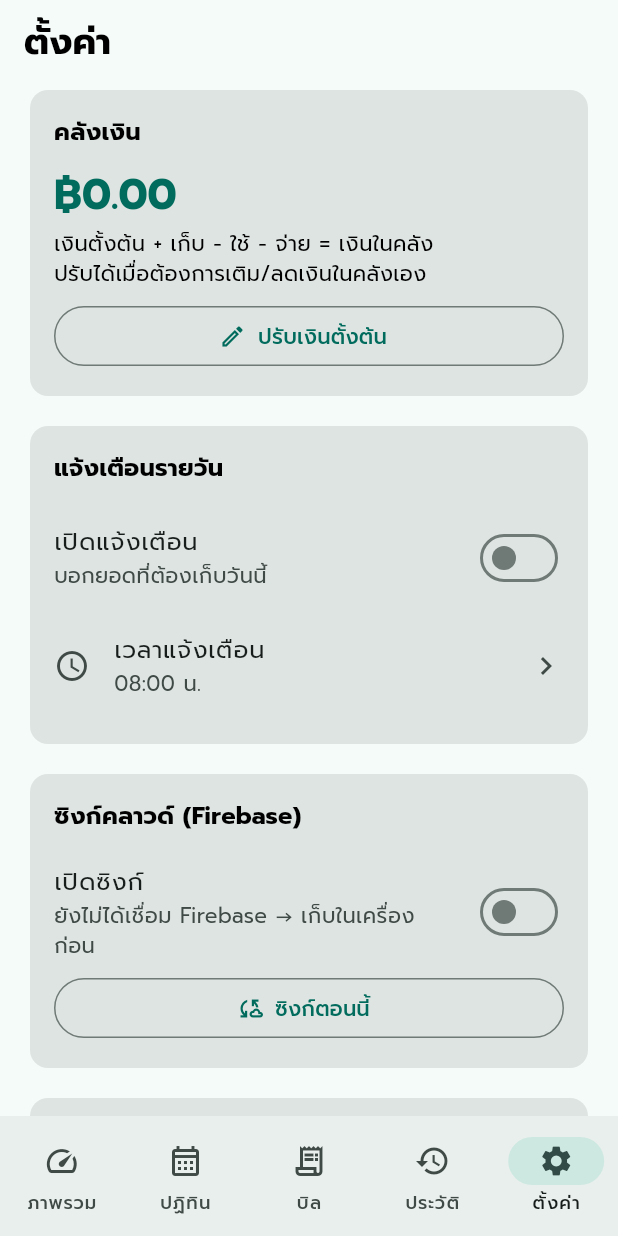
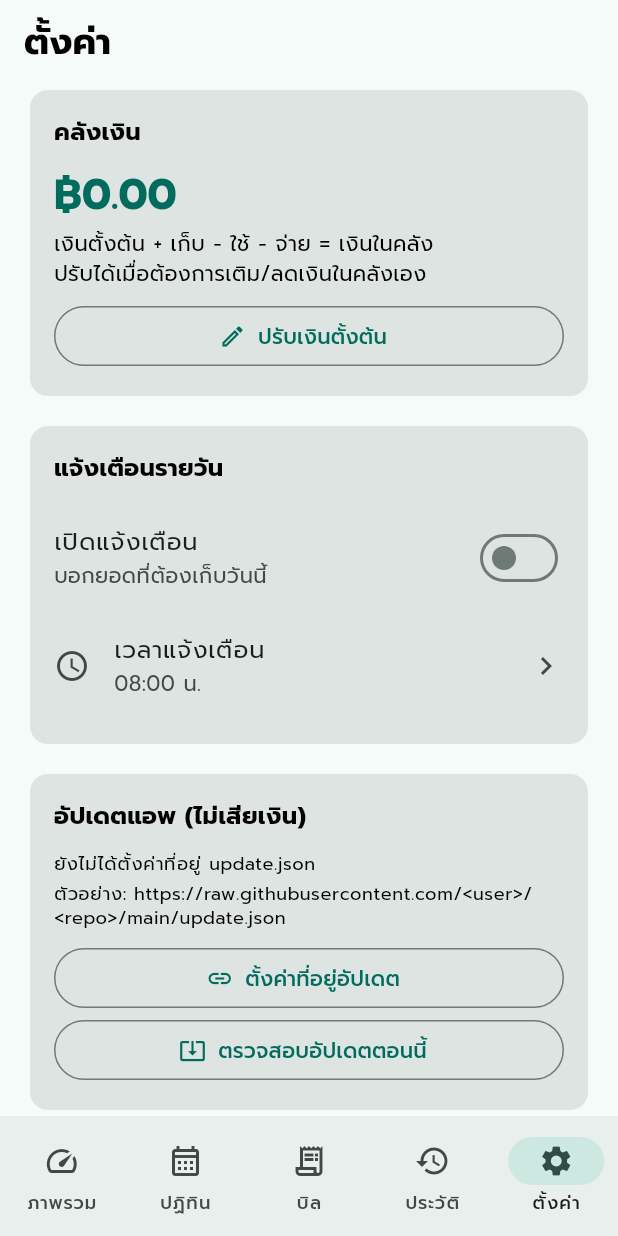
Before and after one commit to NitiphonC/billander, a Flutter app: the screen it shows after launch, item 5 of the bottom bar chosen, after a tap on "เปิดแจ้งเตือน", on a phone screen of 412 x 824 dp. Run offline on Flutter 3.47's test engine with Material 3 defaults, Android fonts, the phone set to English and light mode, and no system bars; our stand-ins replace flutter_local_notifications, package_info_plus, shared_preferences, sqflite, timezone; accounts and stored records are empty.

Commit message:
security: remove Firebase/analytics, enforce HTTPS updates, add privacy policy

```diff
--- a/lib/app.dart
+++ b/lib/app.dart
@@ -1,13 +1,9 @@
 import 'package:flutter/material.dart';
 
-import 'services/sync_service.dart';
 import 'ui/home_shell.dart';
 
 class BillandarApp extends StatelessWidget {
-  const BillandarApp({super.key, this.sync});
-
-  /// ส่ง FirebaseSyncService เข้ามาได้เมื่อพร้อมซิงก์คลาวด์
-  final SyncService? sync;
+  const BillandarApp({super.key});
 
   @override
   Widget build(BuildContext context) {
@@ -26,7 +22,7 @@ class BillandarApp extends StatelessWidget {
               fontFamilyFallback: const ['NotoSansThai', 'sans-serif'],
             ),
       ),
-      home: HomeShell(sync: sync),
+      home: const HomeShell(),
     );
   }
 }
--- a/lib/services/sync_service.dart
+++ /dev/null
@@ -1,48 +0,0 @@
-import '../models/bill.dart';
-import '../models/ledger_entry.dart';
-
-class SyncSnapshot {
-  final List<Bill> bills;
-  final List<LedgerEntry> entries;
-  final Map<String, String> settings;
-
-  const SyncSnapshot({
-    required this.bills,
-    required this.entries,
-    required this.settings,
-  });
-}
-
-abstract class SyncService {
-  bool get isConfigured;
-  Future<void> initialize();
-  Future<void> signIn();
-  Future<void> push({
-    required List<Bill> bills,
-    required List<LedgerEntry> entries,
-    required Map<String, String> settings,
-  });
-  Future<SyncSnapshot?> pull();
-}
-
-/// ค่าเริ่มต้น: เก็บในเครื่องก่อน ยังไม่ต่อ Firebase
-class NoopSyncService implements SyncService {
-  @override
-  bool get isConfigured => false;
-
-  @override
-  Future<void> initialize() async {}
-
-  @override
-  Future<void> signIn() async {}
-
-  @override
-  Future<void> push({
-    required List<Bill> bills,
-    required List<LedgerEntry> entries,
-    required Map<String, String> settings,
-  }) async {}
-
-  @override
-  Future<SyncSnapshot?> pull() async => null;
-}
--- a/lib/services/update_service.dart
+++ b/lib/services/update_service.dart
@@ -27,8 +27,8 @@ class UpdateService {
     final trimmed = url.trim();
     if (trimmed.isEmpty) return null;
     final uri = Uri.tryParse(trimmed);
-    if (uri == null || !uri.hasScheme ||
-        (uri.scheme != 'http' && uri.scheme != 'https')) {
+    // ความปลอดภัย: รับเฉพาะ HTTPS เพื่อไม่ให้ manifest ถูกดักฟัง/ปลอมแปลง
+    if (uri == null || uri.scheme != 'https' || uri.host.isEmpty) {
       return null;
     }
 
@@ -45,6 +45,13 @@ class UpdateService {
 
     final apkUrl = (decoded['apkUrl'] ?? '').toString();
     if (apkUrl.isEmpty) return null;
+    // อนุญาตเฉพาะลิงก์ HTTPS บน github.com (แหล่งที่ผู้ใช้ตั้งค่าเอง)
+    final apkUri = Uri.tryParse(apkUrl);
+    if (apkUri == null ||
+        apkUri.scheme != 'https' ||
+        !(apkUri.host == 'github.com' || apkUri.host.endsWith('.github.com'))) {
+      return null;
+    }
 
     return UpdateInfo(
       versionCode: remoteCode,
@@ -58,7 +65,11 @@ class UpdateService {
   /// (ไม่ต้องขอสิทธิ์ REQUEST_INSTALL_PACKAGES ในแอพ)
   Future<bool> openDownload(String apkUrl) async {
     final uri = Uri.tryParse(apkUrl);
-    if (uri == null) return false;
+    if (uri == null ||
+        uri.scheme != 'https' ||
+        !(uri.host == 'github.com' || uri.host.endsWith('.github.com'))) {
+      return false;
+    }
     return launchUrl(uri, mode: LaunchMode.externalApplication);
   }
 }
--- a/lib/state/app_state.dart
+++ b/lib/state/app_state.dart
@@ -13,7 +13,6 @@ import '../data/storage.dart';
 import '../models/bill.dart';
 import '../models/ledger_entry.dart';
 import '../services/notification_service.dart';
-import '../services/sync_service.dart';
 import '../services/update_service.dart';
 
 String newId() =>
@@ -23,11 +22,8 @@ String newId() =>
 enum PaymentResult { success, insufficient, notFound }
 
 class AppState extends ChangeNotifier {
-  AppState({SyncService? sync, AppStorage? storage})
-      : _sync = sync ?? NoopSyncService(),
-        _db = storage ?? AppStorage.create();
+  AppState({AppStorage? storage}) : _db = storage ?? AppStorage.create();
 
-  final SyncService _sync;
   final AppStorage _db;
   final NotificationService _notifications = NotificationService.instance;
 
@@ -73,19 +69,10 @@ class AppState extends ChangeNotifier {
     );
   }
 
-  bool get syncEnabled => _settings[settingSyncEnabled] == 'true';
-  bool get syncConfigured => _sync.isConfigured;
-  String? get lastSyncAt => _settings[settingLastSync];
   String get updateUrl => _settings[settingUpdateUrl] ?? '';
 
   /// ข้อความ error ที่โชว์ผู้ใช้ได้ (ไม่โชว์ technical exception)
-  String? get userError {
-    if (error == null) return null;
-    if (error!.startsWith('ซิงก์ไม่สำเร็จ')) {
-      return 'ซิงก์ข้อมูลไม่สำเร็จ — ข้อมูลในเครื่องยังปลอดภัย';
-    }
-    return 'เกิดปัญหาเล็กน้อย — ข้อมูลในเครื่องยังปลอดภัย';
-  }
+  String? get userError => error == null ? null : 'เกิดปัญหาเล็กน้อย — ข้อมูลในเครื่องยังปลอดภัย';
 
   Bill? billById(String id) {
     for (final bill in _bills) {
@@ -126,12 +113,10 @@ class AppState extends ChangeNotifier {
     loading = true;
     notifyListeners();
     try {
-      await _sync.initialize();
       await _db.init();
 
       _settings.clear();
       _settings.addAll(await _db.getAllSettings());
-      await _pullFromCloudOnce();
 
       _bills = await _db.getBills();
       _entries = await _db.getEntries();
@@ -438,55 +423,7 @@ class AppState extends ChangeNotifier {
         key == settingReminderMinute) {
       await _refreshNotification();
     }
-    if (key == settingSyncEnabled && syncEnabled) {
-      await syncNow();
-    }
     notifyListeners();
-  }
-
-  Future<void> syncNow() async {
-    if (!syncEnabled || !_sync.isConfigured) return;
-    try {
-      await _sync.signIn();
-      await _sync.push(
-        bills: _bills,
-        entries: _entries,
-        settings: _settings,
-      );
-      await _pullFromCloudOnce();
-      _bills = await _db.getBills();
-      _entries = await _db.getEntries();
-      await _setSettingSilent(
-          settingLastSync, DateTime.now().toIso8601String());
-      error = null;
-    } catch (e) {
-      error = 'ซิงก์ไม่สำเร็จ: $e';
-    }
-    notifyListeners();
-  }
-
-  Future<void> _pullFromCloudOnce() async {
-    if (!syncEnabled || !_sync.isConfigured) return;
-    await _sync.signIn();
-    final snapshot = await _sync.pull();
-    if (snapshot == null) return;
-
-    final localBills = {for (final b in await _db.getBills()) b.id: b};
-    final remoteBills = snapshot.bills.where((remote) {
-      final local = localBills[remote.id];
-      return local == null || remote.updatedAtMs >= local.updatedAtMs;
-    }).toList();
-    await _db.upsertBills(remoteBills);
-
-    final localEntries = {for (final e in await _db.getEntries()) e.id: e};
-    final remoteEntries = snapshot.entries.where((remote) {
-      final local = localEntries[remote.id];
-      return local == null || remote.updatedAtMs >= local.updatedAtMs;
-    }).toList();
-    await _db.upsertEntries(remoteEntries);
-
-    final merged = <String, String>{..._settings, ...snapshot.settings};
-    await _db.setSettings(merged);
   }
 
   Future<void> _setSettingSilent(String key, String value) async {
@@ -513,22 +450,8 @@ class AppState extends ChangeNotifier {
   }
 
   Future<void> _commit() async {
-    await _pushToCloud();
     await _refreshNotification();
     notifyListeners();
-  }
-
-  Future<void> _pushToCloud() async {
-    if (!syncEnabled || !_sync.isConfigured) return;
-    try {
-      await _sync.push(
-        bills: _bills,
-        entries: _entries,
-        settings: _settings,
-      );
-    } catch (_) {
-      // ซิงก์ล้มเหลวไม่ควรบล็อกการใช้งานแบบ local-first
-    }
   }
 
   void _replaceBills(List<Bill> updated) {
--- a/lib/ui/dashboard_screen.dart
+++ b/lib/ui/dashboard_screen.dart
@@ -43,24 +43,19 @@ class DashboardScreen extends StatelessWidget {
                   ),
                 ),
                 IconButton.filledTonal(
-                  tooltip: 'ซิงก์ข้อมูลขึ้นคลาวด์',
+                  tooltip: 'ตรวจสอบอัปเดต',
                   onPressed: () async {
-                    if (!state.syncEnabled || !state.syncConfigured) {
-                      showMessage(
-                        context,
-                        'ยังไม่ได้เปิดซิงก์คลาวด์ — ไปที่แท็บตั้งค่าเพื่อเปิด',
-                      );
-                      return;
-                    }
-                    await state.syncNow();
+                    await state.checkForUpdate(force: true);
                     if (context.mounted) {
                       showMessage(
                         context,
-                        state.error ?? 'ซิงก์ข้อมูลเสร็จแล้ว',
+                        state.availableUpdate == null
+                            ? 'เป็นเวอร์ชันล่าสุดแล้ว'
+                            : 'พบเวอร์ชันใหม่ ${state.availableUpdate!.versionName}',
                       );
                     }
                   },
-                  icon: const Icon(Icons.sync),
+                  icon: const Icon(Icons.refresh),
                 ),
               ],
             ),
--- a/lib/ui/home_shell.dart
+++ b/lib/ui/home_shell.dart
@@ -1,6 +1,5 @@
 import 'package:flutter/material.dart';
 
-import '../services/sync_service.dart';
 import '../state/app_state.dart';
 import 'bills_screen.dart';
 import 'calendar_screen.dart';
@@ -10,9 +9,7 @@ import 'settings_screen.dart';
 import 'widgets/common.dart';
 
 class HomeShell extends StatefulWidget {
-  const HomeShell({super.key, this.sync});
-
-  final SyncService? sync;
+  const HomeShell({super.key});
 
   @override
   State<HomeShell> createState() => _HomeShellState();
@@ -34,7 +31,7 @@ class _HomeShellState extends State<HomeShell> with WidgetsBindingObserver {
   void initState() {
     super.initState();
     WidgetsBinding.instance.addObserver(this);
-    state = AppState(sync: widget.sync);
+    state = AppState();
     state.load();
   }
 
--- a/lib/ui/settings_screen.dart
+++ b/lib/ui/settings_screen.dart
@@ -110,63 +110,6 @@ class SettingsScreen extends StatelessWidget {
           ),
           const SizedBox(height: 12),
           SectionCard(
-            title: 'ซิงก์คลาวด์ (Firebase)',
-            child: Column(
-              crossAxisAlignment: CrossAxisAlignment.stretch,
-              children: [
-                SwitchListTile(
-                  contentPadding: EdgeInsets.zero,
-                  title: const Text('เปิดซิงก์'),
-                  subtitle: Text(
-                    state.syncConfigured
-                        ? 'ข้อมูลซิงก์ผ่าน Firebase'
-                        : 'ยังไม่ได้เชื่อม Firebase → เก็บในเครื่องก่อน',
-                  ),
-                  value: state.syncEnabled,
-                  onChanged: (value) => state.updateSetting(
-                    settingSyncEnabled,
-                    value.toString(),
-                  ),
-                ),
-                if (state.syncEnabled && !state.syncConfigured)
-                  const Padding(
-                    padding: EdgeInsets.only(bottom: 8),
-                    child: Text(
-                      'หากต้องการซิงก์: รัน flutterfire configure แล้วส่ง '
-                      'FirebaseSyncService เข้า BillandarApp ใน main.dart',
-                      style: TextStyle(fontSize: 12),
-                    ),
-                  ),
-                OutlinedButton.icon(
-                  onPressed: () async {
-                    if (!state.syncEnabled || !state.syncConfigured) {
-                      showMessage(context, 'ยังไม่ได้เปิดซิงก์คลาวด์');
-                      return;
-                    }
-                    await state.syncNow();
-                    if (context.mounted) {
-                      showMessage(
-                        context,
-                        state.error ?? 'ซิงก์ข้อมูลเสร็จแล้ว',
-                      );
-                    }
-                  },
-                  icon: const Icon(Icons.cloud_sync_outlined),
-                  label: const Text('ซิงก์ตอนนี้'),
-                ),
-                if (state.lastSyncAt != null)
-                  Padding(
-                    padding: const EdgeInsets.only(top: 8),
-                    child: Text(
-                      'ล่าสุด: ${state.lastSyncAt}',
-                      style: theme.textTheme.bodySmall,
-                    ),
-                  ),
-              ],
-            ),
-          ),
-          const SizedBox(height: 12),
-          SectionCard(
             title: 'อัปเดตแอพ (ไม่เสียเงิน)',
             child: Column(
               crossAxisAlignment: CrossAxisAlignment.stretch,
--- a/pubspec.yaml
+++ b/pubspec.yaml
@@ -16,9 +16,6 @@ dependencies:
   intl: ^0.19.0
   flutter_local_notifications: ^17.2.2
   timezone: ^0.9.4
-  firebase_core: ^2.27.0
-  cloud_firestore: ^4.17.0
-  firebase_auth: ^4.20.0
   package_info_plus: ^8.0.0
   http: ^1.2.2
   url_launcher: ^6.3.0
```
Also changed, not shown: lib/data/database.dart (+0 -17 lines), lib/services/firebase_sync_service.dart (deleted, +0 -94 lines), docs/assets/fonts/MaterialIcons-Regular.otf, pubspec.lock, 9 other files.
